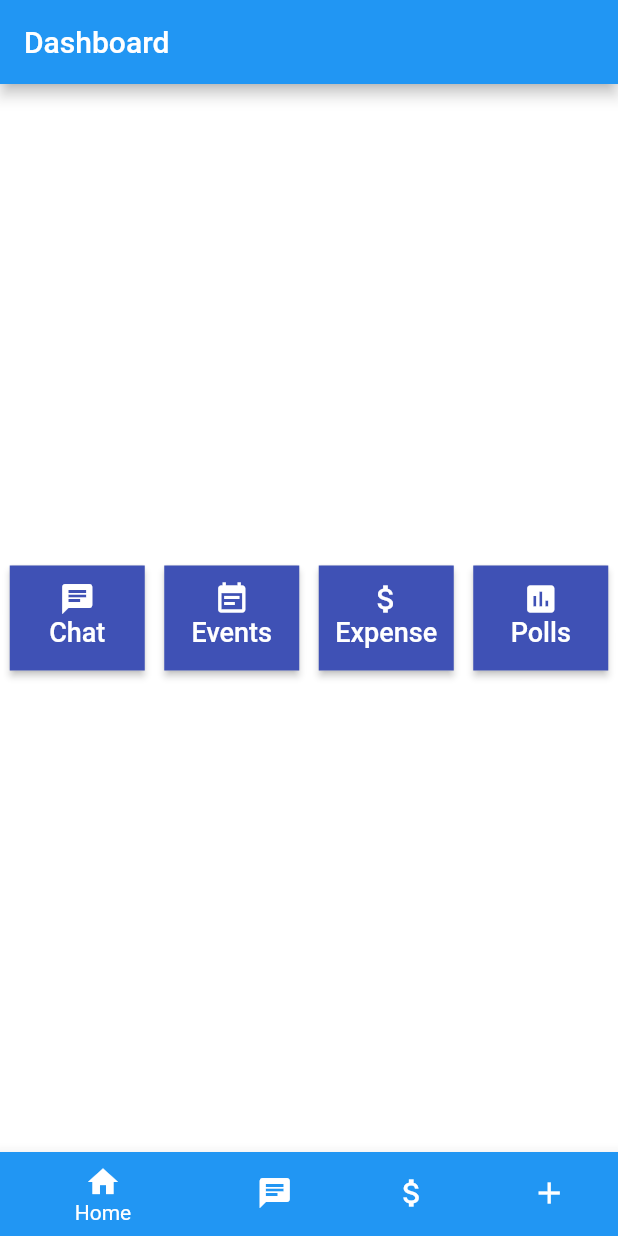
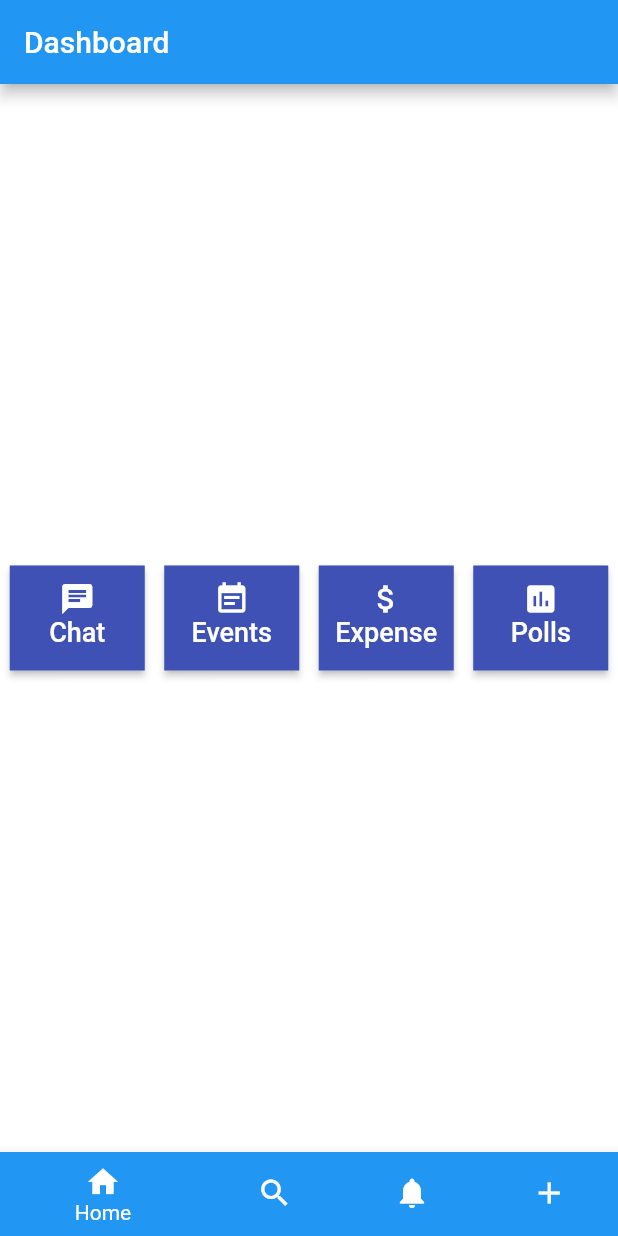
Before and after one commit to opa-project/opa-project, a Flutter app: the screen it shows after launch, on a phone screen of 412 x 824 dp. Run offline on Flutter 3.47's test engine with Material 2 defaults, Android fonts, the phone set to English and light mode, and no system bars.

Commit message:
update nav

```diff
--- a/lib/containers/navigation.dart
+++ b/lib/containers/navigation.dart
@@ -43,20 +43,20 @@ class _NavigationState extends State<Navigation> {
           ),
 
           BottomNavigationBarItem (
-          icon: Icon(Icons.chat),
-          title: Text('Messages'),
+          icon: Icon(Icons.search),
+          title: Text('Search'),
           backgroundColor: Colors.blue
           ),
 
           BottomNavigationBarItem (
-          icon: Icon(Icons.attach_money),
-          title: Text('Expenses'),
+          icon: Icon(Icons.notifications),
+          title: Text('Notifcations'),
           backgroundColor: Colors.blue
           ),
 
           BottomNavigationBarItem (
           icon: Icon(Icons.add),
-          title: Text('Create Event'),
+          title: Text('Messages'),
           backgroundColor: Colors.blue
           ),
         ],
```
